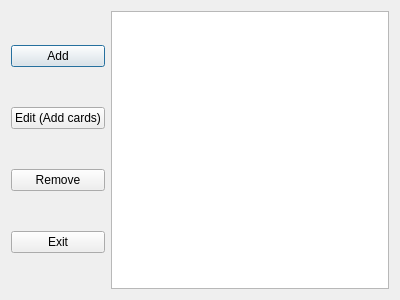
Qt form ui/viewDeck.ui (mattbroadbridge/SpaceLearn) before a commit.
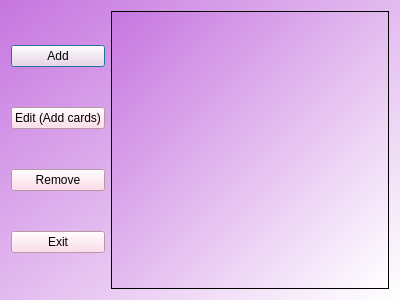
The same form after that commit.

Diff of the .ui file:
```diff
--- a/ui/viewDeck.ui
+++ b/ui/viewDeck.ui
@@ -13,11 +13,19 @@
   <property name="windowTitle">
    <string>Dialog</string>
   </property>
+  <property name="styleSheet">
+   <string notr="true">background-color: rgb(255, 211, 228);
+background-color: qlineargradient(spread:pad, x1:0, y1:0, x2:1, y2:1, stop:0 rgba(198, 117, 223, 255), stop:1 rgba(255, 255, 255, 255));
+border-color: rgb(241, 185, 255);</string>
+  </property>
   <layout class="QHBoxLayout" name="horizontalLayout">
    <item>
     <layout class="QVBoxLayout" name="verticalLayout">
      <item>
       <widget class="QPushButton" name="addBtn">
+       <property name="styleSheet">
+        <string notr="true">background-color: rgb(255, 211, 228);</string>
+       </property>
        <property name="text">
         <string>Add</string>
        </property>
@@ -25,6 +33,9 @@
      </item>
      <item>
       <widget class="QPushButton" name="editBtn">
+       <property name="styleSheet">
+        <string notr="true">background-color: rgb(255, 211, 228);</string>
+       </property>
        <property name="text">
         <string>Edit (Add cards)</string>
        </property>
@@ -32,6 +43,9 @@
      </item>
      <item>
       <widget class="QPushButton" name="removeBtn">
+       <property name="styleSheet">
+        <string notr="true">background-color: rgb(255, 211, 228);</string>
+       </property>
        <property name="text">
         <string>Remove</string>
        </property>
@@ -39,6 +53,9 @@
      </item>
      <item>
       <widget class="QPushButton" name="exitBtn">
+       <property name="styleSheet">
+        <string notr="true">background-color: rgb(255, 211, 228);</string>
+       </property>
        <property name="text">
         <string>Exit</string>
        </property>
@@ -47,7 +64,14 @@
     </layout>
    </item>
    <item>
-    <widget class="QListWidget" name="listWidget"/>
+    <widget class="QListWidget" name="listWidget">
+     <property name="sizePolicy">
+      <sizepolicy hsizetype="Expanding" vsizetype="Expanding">
+       <horstretch>0</horstretch>
+       <verstretch>0</verstretch>
+      </sizepolicy>
+     </property>
+    </widget>
    </item>
   </layout>
  </widget>
```
